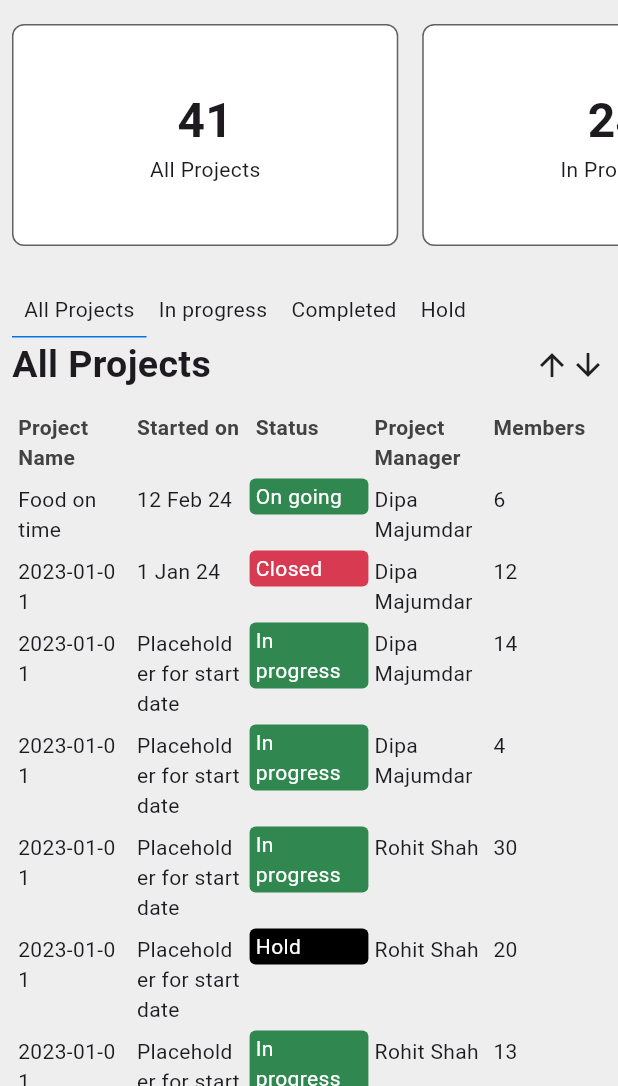
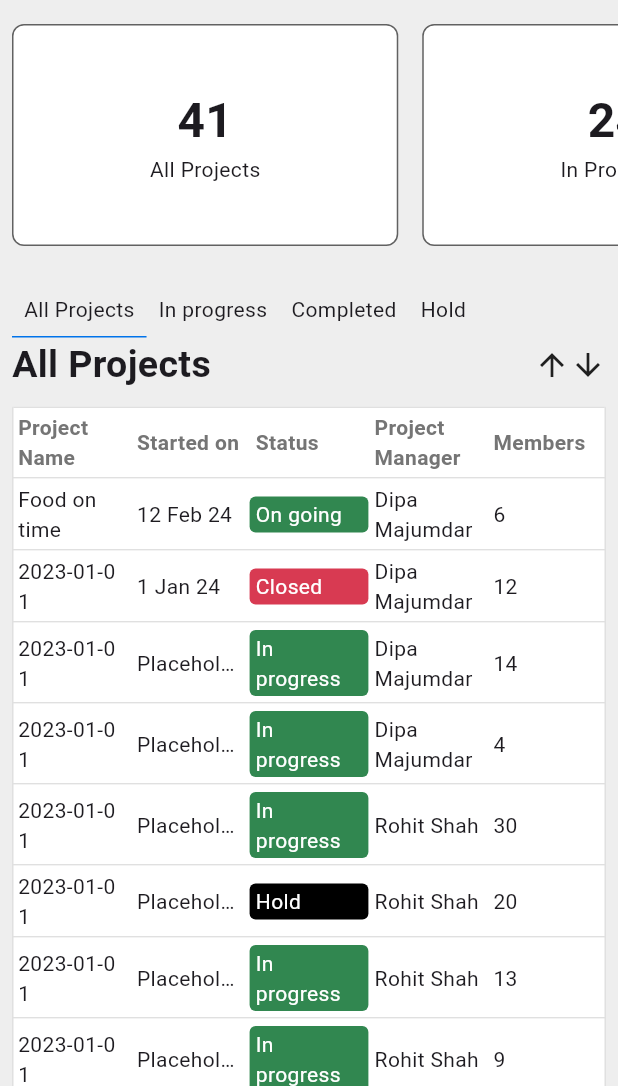
Before and after one commit to AtanuPanja/project3_customer_success_platform, a Flutter app: the screen it shows after launch, on a phone screen of 412 x 824 dp, the part 150-1236 px from its top. Run offline on Flutter 3.47's test engine with Material 3 defaults, Android fonts, the phone set to English and light mode, and no system bars.

Commit message:
Added styling to tablerows, color and border
Also, added vertical alignment to middle,
in Table widget, to apply it for all table rows.

Removed the vertical margins in the Container
widgets which included the status.

```diff
--- a/lib/main.dart
+++ b/lib/main.dart
@@ -33,7 +33,7 @@ class MainApp extends StatelessWidget {
         ),
       ),
       debugShowCheckedModeBanner: false,
-      home: const HomeScreen(),
+      home: const SafeArea(child: const HomeScreen()),
     );
   }
 }
--- a/lib/widgets/projects_screen_widgets.dart
+++ b/lib/widgets/projects_screen_widgets.dart
@@ -15,7 +15,10 @@ class ProjectsCardDisplay extends StatelessWidget {
     var screenWidth = MediaQuery.of(context).size.width;
     return Container(
       width: screenWidth / 1.6,
-      margin: const EdgeInsets.symmetric(horizontal: 8.0, vertical: 16.0,),
+      margin: const EdgeInsets.symmetric(
+        horizontal: 8.0,
+        vertical: 16.0,
+      ),
       padding: const EdgeInsets.symmetric(
         vertical: 40.0,
       ),
@@ -45,7 +48,6 @@ class ProjectsCardDisplay extends StatelessWidget {
   }
 }
 
-
 class ProjectListing extends StatefulWidget {
   const ProjectListing({super.key});
 
@@ -54,7 +56,6 @@ class ProjectListing extends StatefulWidget {
 }
 
 class _ProjectListingState extends State<ProjectListing> {
-
   var listOfProjects = [
     {
       'name': 'Food on time',
@@ -133,22 +134,17 @@ class _ProjectListingState extends State<ProjectListing> {
       'project_manager': 'Rohit Shah',
       'members': '100'
     },
-
   ];
 
   String selectedTab = 'All Projects';
   List<String> tabs = ['All Projects', 'In progress', 'Completed', 'Hold'];
-  List<String> tableHeaders = ['Project Name', 'Started on', 'Status', 'Project Manager', 'Members'];
-  // List<bool> tabSelected = [true, false, false, false];
-
-  // void updateTabs(int currentIndex) {
-  //   setState(() {
-  //     // for (var i = 0; i < tabSelected.length; i++) {
-  //     //   tabSelected[i] = false;
-  //     // }
-  //     // tabSelected[currentIndex] = true;
-  //   });
-  // }
+  List<String> tableHeaders = [
+    'Project Name',
+    'Started on',
+    'Status',
+    'Project Manager',
+    'Members'
+  ];
 
   void setSelectedTab(String tabName) {
     setState(() {
@@ -164,13 +160,16 @@ class _ProjectListingState extends State<ProjectListing> {
         crossAxisAlignment: CrossAxisAlignment.start,
         children: [
           Row(
-            children: tabs.map<Widget>((tabName) {
+            children: tabs.map<Widget>(
+              (tabName) {
                 return InkWell(
                   child: Container(
                     decoration: BoxDecoration(
                       border: Border(
                         bottom: BorderSide(
-                        color: selectedTab == tabName ? const Color.fromARGB(255, 0, 115, 234): Colors.transparent,
+                          color: selectedTab == tabName
+                              ? const Color.fromARGB(255, 0, 115, 234)
+                              : Colors.transparent,
                         ),
                       ),
                     ),
@@ -181,9 +180,9 @@ class _ProjectListingState extends State<ProjectListing> {
                     setSelectedTab(tabName);
                   },
                 );
-            },).toList(),
+              },
+            ).toList(),
           ),
-
           Row(
             mainAxisAlignment: MainAxisAlignment.spaceBetween,
             children: [
@@ -197,58 +196,95 @@ class _ProjectListingState extends State<ProjectListing> {
               InkWell(
                 child: Row(
                   children: [
-                    Icon(Icons.arrow_upward,),
-                    Icon(Icons.arrow_downward,),
+                    Icon(
+                      Icons.arrow_upward,
+                    ),
+                    Icon(
+                      Icons.arrow_downward,
+                    ),
                   ],
                 ),
                 onTap: () {},
               ),
             ],
           ),
-          SizedBox(height: 10,),
+          SizedBox(
+            height: 10,
+          ),
           Table(
+            border: TableBorder.symmetric(
+              outside: BorderSide(
+                color: Colors.grey.shade300,
+              ),
+            ),
+            defaultVerticalAlignment: TableCellVerticalAlignment.middle,
             children: [
               TableRow(
-                children: tableHeaders.map<Widget>((tableHeader) {
+                decoration: BoxDecoration(
+                  color: Colors.white,
+                  border: Border(
+                    bottom: BorderSide(
+                      color: Colors.grey.shade300,
+                    ),
+                  ),
+                ),
+                children: tableHeaders.map<Widget>(
+                  (tableHeader) {
                     return Padding(
                       padding: const EdgeInsets.all(4.0),
                       child: Text(
                         tableHeader,
                         style: TextStyle(
-                        color: Colors.grey.shade800,
+                          color: Colors.grey.shade600,
                           fontWeight: FontWeight.w600,
                         ),
                       ),
                     );
-                },).toList(),
+                  },
+                ).toList(),
               ),
-
               ...switch (selectedTab) {
                 'All Projects' => listOfProjects,
-                'In progress' => listOfProjects.where((project) => project['status'] == 'In progress'),
-                'Completed' => listOfProjects.where((project) => project['status'] == 'Closed'),
-                'Hold' => listOfProjects.where((project) => project['status'] == 'Hold'),
+                'In progress' => listOfProjects
+                    .where((project) => project['status'] == 'In progress'),
+                'Completed' => listOfProjects
+                    .where((project) => project['status'] == 'Closed'),
+                'Hold' => listOfProjects
+                    .where((project) => project['status'] == 'Hold'),
                 _ => listOfProjects,
-              }.map<TableRow>((project) {
+              }
+                  .map<TableRow>(
+                (project) {
                   return TableRow(
+                    decoration: BoxDecoration(
+                      color: Colors.white,
+                      border: Border(
+                        bottom: BorderSide(
+                          color: Colors.grey.shade300,
+                        ),
+                      ),
+                    ),
                     children: [
                       Padding(
                         padding: const EdgeInsets.all(4.0),
-                      child: Text(
-                        '${project['name']}'
-                      ),
+                        child: Text('${project['name']}'),
                       ),
                       Padding(
                         padding: const EdgeInsets.all(4.0),
                         child: Text(
-                        '${project['start_date']}'
+                          '${project['start_date']}',
+                          overflow: TextOverflow.ellipsis,
                         ),
                       ),
                       Container(
-                      padding: EdgeInsets.symmetric(horizontal: 4.0, vertical: 2.0),
+                        margin: const EdgeInsets.symmetric(vertical: 5.0),
+                        padding: EdgeInsets.symmetric(
+                            horizontal: 4.0, vertical: 2.0),
                         decoration: BoxDecoration(
                           color: switch (project['status']) {
-                          'On going' || 'In progress' => Color.fromARGB(255, 49, 135, 80),
+                            'On going' ||
+                            'In progress' =>
+                              Color.fromARGB(255, 49, 135, 80),
                             'Closed' => Color.fromARGB(255, 216, 58, 82),
                             'Hold' => Colors.black,
                             _ => Colors.transparent,
@@ -264,19 +300,16 @@ class _ProjectListingState extends State<ProjectListing> {
                       ),
                       Padding(
                         padding: const EdgeInsets.all(4.0),
-                      child: Text(
-                        '${project['project_manager']}'
-                      ),
+                        child: Text('${project['project_manager']}'),
                       ),
                       Padding(
                         padding: const EdgeInsets.all(4.0),
-                      child: Text(
-                        '${project['members']}'
-                      ),
+                        child: Text('${project['members']}'),
                       ),
                     ],
                   );
-              },).toList()
+                },
+              ).toList()
             ],
           ),
         ],
```
Lines whose indentation alone changed are shown as unchanged.
